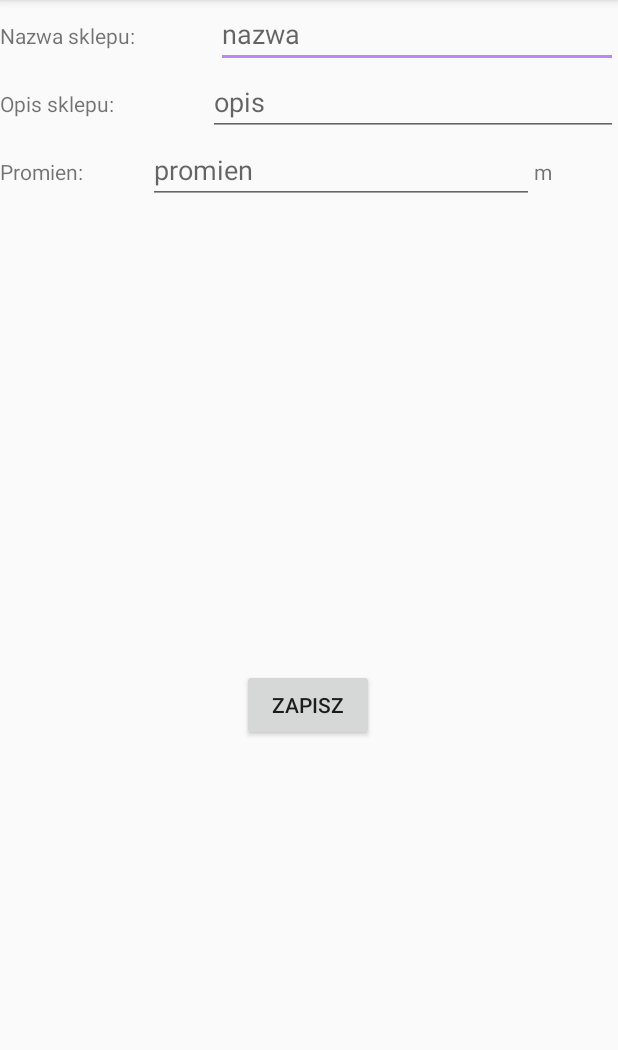
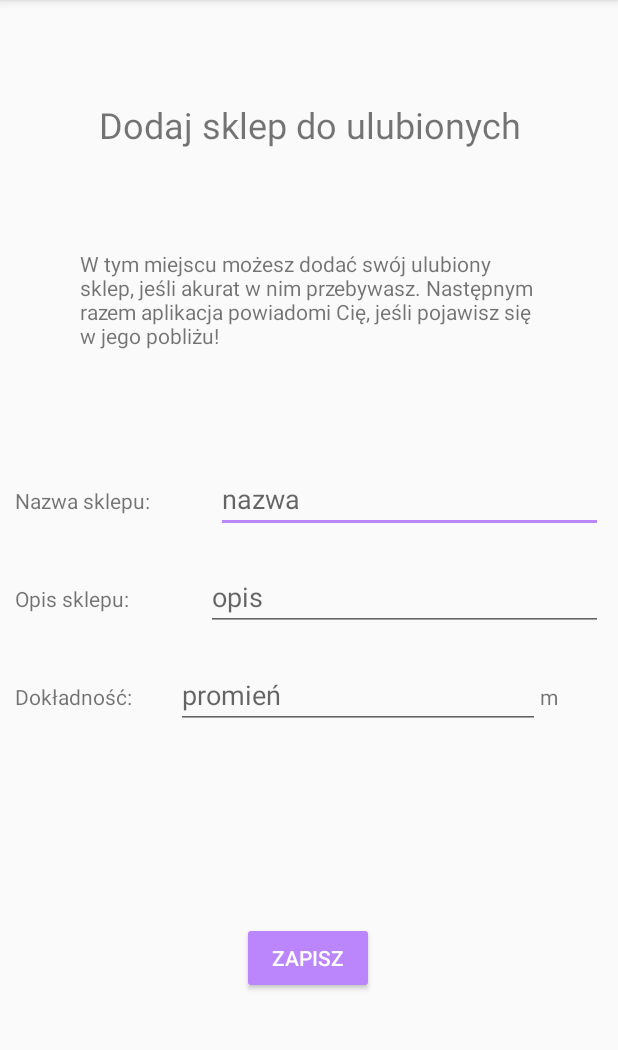
Before and after one commit to tope96/Android-Shop-List, an Android app: the AddShopActivity screen opened directly, with no data from a screen before it, on a phone screen of 412 x 824 dp, the part 84-1134 px from its top. Run offline under Robolectric (Android 15) with nearby library versions, the phone set to English and light mode, and no system bars; our stand-ins replace Firebase (no records; nobody signed in at launch, a user with empty details on screens opened directly).

Commit message:
visual changes

```diff
--- a/app/src/main/java/com/example/firstproject/AddItemActivity.java
+++ b/app/src/main/java/com/example/firstproject/AddItemActivity.java
@@ -131,5 +131,5 @@ public class AddItemActivity extends AppCompatActivity {
         }
 
     return valid;
-    };
+    }
 }
--- a/app/src/main/res/layout/activity_add_shop.xml
+++ b/app/src/main/res/layout/activity_add_shop.xml
@@ -10,14 +10,46 @@
     <LinearLayout
         android:layout_width="match_parent"
         android:layout_height="wrap_content"
-        android:orientation="horizontal">
+        android:layout_marginTop="100px"
+        android:layout_marginBottom="100px"
+        android:orientation="vertical">
+
+        <TextView
+            android:id="@+id/textView3"
+            android:layout_width="match_parent"
+            android:layout_height="wrap_content"
+            android:text="Dodaj sklep do ulubionych"
+            android:textAlignment="center"
+            android:textSize="24sp" />
+    </LinearLayout>
+
+    <LinearLayout
+        android:layout_width="match_parent"
+        android:layout_height="wrap_content"
+        android:layout_marginBottom="100px"
+        android:orientation="vertical">
+
+        <TextView
+            android:id="@+id/textView10"
+            android:layout_width="match_parent"
+            android:layout_height="wrap_content"
+            android:paddingLeft="80px"
+            android:paddingRight="80px"
+            android:text="W tym miejscu możesz dodać swój ulubiony sklep, jeśli akurat w nim przebywasz. Następnym razem aplikacja powiadomi Cię, jeśli pojawisz się w jego pobliżu!" />
+    </LinearLayout>
+
+    <LinearLayout
+        android:layout_width="match_parent"
+        android:layout_height="wrap_content"
+        android:orientation="horizontal"
+        android:padding="15px">
 
         <TextView
             android:id="@+id/tvShopName"
             android:layout_width="wrap_content"
             android:layout_height="wrap_content"
             android:layout_weight="1"
-            android:text="Nazwa sklepu:" />
+            android:text="@string/shopName" />
 
         <EditText
             android:id="@+id/etShopName"
@@ -25,21 +57,22 @@
             android:layout_height="wrap_content"
             android:layout_weight="1"
             android:ems="10"
-            android:hint="nazwa"
+            android:hint="@string/shopNameHint"
             android:inputType="textPersonName" />
     </LinearLayout>
 
     <LinearLayout
         android:layout_width="match_parent"
         android:layout_height="wrap_content"
-        android:orientation="horizontal">
+        android:orientation="horizontal"
+        android:padding="15px">
 
         <TextView
             android:id="@+id/textView8"
             android:layout_width="wrap_content"
             android:layout_height="wrap_content"
             android:layout_weight="1"
-            android:text="Opis sklepu: " />
+            android:text="@string/shopDesc" />
 
         <EditText
             android:id="@+id/etShopDesc"
@@ -47,21 +80,22 @@
             android:layout_height="wrap_content"
             android:layout_weight="1"
             android:ems="10"
-            android:hint="opis"
+            android:hint="@string/shopDescHint"
             android:inputType="textPersonName" />
     </LinearLayout>
 
     <LinearLayout
         android:layout_width="match_parent"
         android:layout_height="wrap_content"
-        android:orientation="horizontal">
+        android:orientation="horizontal"
+        android:padding="15px">
 
         <TextView
             android:id="@+id/textView9"
             android:layout_width="wrap_content"
             android:layout_height="wrap_content"
             android:layout_weight="1"
-            android:text="Promien:" />
+            android:text="@string/shopRad" />
 
         <EditText
             android:id="@+id/etShopRad"
@@ -69,7 +103,7 @@
             android:layout_height="wrap_content"
             android:layout_weight="1"
             android:ems="10"
-            android:hint="promien"
+            android:hint="@string/shopRadHint"
             android:inputType="number" />
 
         <TextView
@@ -77,7 +111,7 @@
             android:layout_width="wrap_content"
             android:layout_height="wrap_content"
             android:layout_weight="1"
-            android:text="m" />
+            android:text="@string/shopRadUnit" />
 
     </LinearLayout>
 
@@ -87,10 +121,11 @@
 
         <Button
             android:id="@+id/btShopSave"
+            style="@android:style/Widget.Material.Button.Colored"
             android:layout_width="wrap_content"
             android:layout_height="wrap_content"
             android:onClick="saveShop"
-            android:text="Zapisz"
+            android:text="@string/saveText"
             app:layout_constraintBottom_toBottomOf="parent"
             app:layout_constraintEnd_toEndOf="parent"
             app:layout_constraintHorizontal_bias="0.498"
--- a/app/src/main/res/values/strings.xml
+++ b/app/src/main/res/values/strings.xml
@@ -17,5 +17,13 @@
     <!-- TODO: Remove or change this placeholder text -->
     <string name="hello_blank_fragment">Hello blank fragment</string>
     <string name="enteringShop">Wlasnie wszedłeś do sklepu:</string>
-    <string name="leavingShop">Uwaga! Wyszedleś ze sklepu:</string>
+    <string name="leavingShop">Uwaga! Wyszedłeś ze sklepu:</string>
+    <string name="shopName">Nazwa sklepu:</string>
+    <string name="shopNameHint">nazwa</string>
+    <string name="shopDesc">Opis sklepu:</string>
+    <string name="shopDescHint">opis</string>
+    <string name="shopRad">Dokładność:</string>
+    <string name="shopRadHint">promień</string>
+    <string name="shopRadUnit">m</string>
+    <string name="turnOnLoc">Musisz włączyć lokalizację.</string>
 </resources>
```
Also changed, not shown: app/src/main/java/com/example/firstproject/AddShopActivity.java (+36 -28 lines), app/src/main/java/com/example/firstproject/Frag_list.java (+1 -17 lines).
